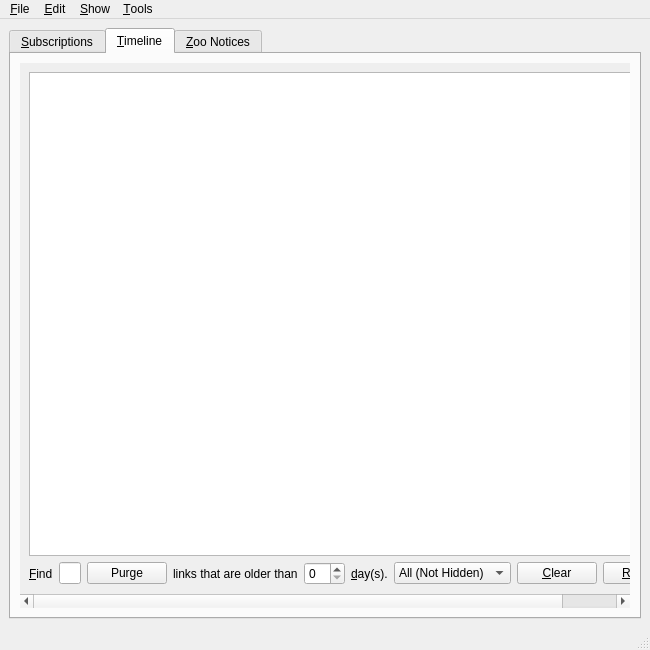
The window that branches/trunk/UI/spot-on-rss.ui (textbrowser/spot-on) describes before a commit, drawn with Qt 5.
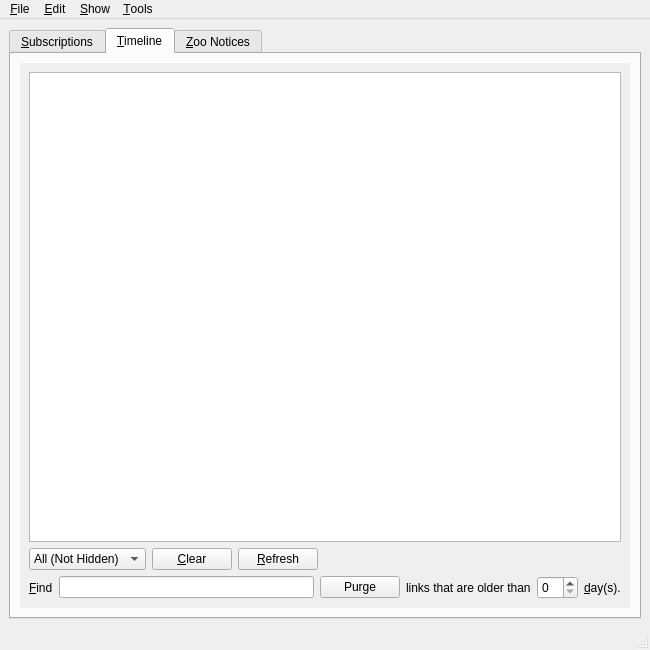
The same window after the commit. The open tabs and pages were chosen to show the change. Icons and pictures are not drawn. Custom widgets are drawn as their Qt base class.

Commit message: New orientation, new widget.

Diff of the .ui file:
```diff
--- a/branches/trunk/UI/spot-on-rss.ui
+++ b/branches/trunk/UI/spot-on-rss.ui
@@ -478,8 +478,8 @@
             <rect>
              <x>0</x>
              <y>0</y>
-             <width>814</width>
-             <height>160</height>
+             <width>610</width>
+             <height>527</height>
             </rect>
            </property>
            <layout class="QVBoxLayout" name="verticalLayout_6">
@@ -498,6 +498,87 @@
               </property>
              </widget>
             </item>
+            <item>
+             <layout class="QHBoxLayout" name="horizontalLayout_8">
+              <item>
+               <widget class="QComboBox" name="timeline_filter">
+                <property name="currentIndex">
+                 <number>0</number>
+                </property>
+                <property name="sizeAdjustPolicy">
+                 <enum>QComboBox::AdjustToContents</enum>
+                </property>
+                <item>
+                 <property name="text">
+                  <string>All (Not Hidden)</string>
+                 </property>
+                </item>
+                <item>
+                 <property name="text">
+                  <string>Failed Imports</string>
+                 </property>
+                </item>
+                <item>
+                 <property name="text">
+                  <string>Hidden</string>
+                 </property>
+                </item>
+                <item>
+                 <property name="text">
+                  <string>Imported</string>
+                 </property>
+                </item>
+                <item>
+                 <property name="text">
+                  <string>Indexed</string>
+                 </property>
+                </item>
+                <item>
+                 <property name="text">
+                  <string>Malformed</string>
+                 </property>
+                </item>
+                <item>
+                 <property name="text">
+                  <string>Not Imported</string>
+                 </property>
+                </item>
+                <item>
+                 <property name="text">
+                  <string>Not Indexed</string>
+                 </property>
+                </item>
+               </widget>
+              </item>
+              <item>
+               <widget class="QPushButton" name="clear">
+                <property name="text">
+                 <string>&amp;Clear</string>
+                </property>
+               </widget>
+              </item>
+              <item>
+               <widget class="QPushButton" name="refresh_timeline">
+                <property name="text">
+                 <string>&amp;Refresh</string>
+                </property>
+               </widget>
+              </item>
+              <item>
+               <spacer name="horizontalSpacer_6">
+                <property name="orientation">
+                 <enum>Qt::Horizontal</enum>
+                </property>
+                <property name="sizeHint" stdset="0">
+                 <size>
+                  <width>40</width>
+                  <height>20</height>
+                 </size>
+                </property>
+               </spacer>
+              </item>
+             </layout>
+            </item>
             <item>
              <layout class="QHBoxLayout" name="horizontalLayout_6">
               <item>
@@ -551,70 +632,6 @@
                 </property>
                </widget>
               </item>
-              <item>
-               <widget class="QComboBox" name="timeline_filter">
-                <property name="currentIndex">
-                 <number>0</number>
-                </property>
-                <property name="sizeAdjustPolicy">
-                 <enum>QComboBox::AdjustToContents</enum>
-                </property>
-                <item>
-                 <property name="text">
-                  <string>All (Not Hidden)</string>
-                 </property>
-                </item>
-                <item>
-                 <property name="text">
-                  <string>Failed Imports</string>
-                 </property>
-                </item>
-                <item>
-                 <property name="text">
-                  <string>Hidden</string>
-                 </property>
-                </item>
-                <item>
-                 <property name="text">
-                  <string>Imported</string>
-                 </property>
-                </item>
-                <item>
-                 <property name="text">
-                  <string>Indexed</string>
-                 </property>
-                </item>
-                <item>
-                 <property name="text">
-                  <string>Malformed</string>
-                 </property>
-                </item>
-                <item>
-                 <property name="text">
-                  <string>Not Imported</string>
-                 </property>
-                </item>
-                <item>
-                 <property name="text">
-                  <string>Not Indexed</string>
-                 </property>
-                </item>
-               </widget>
-              </item>
-              <item>
-               <widget class="QPushButton" name="clear">
-                <property name="text">
-                 <string>&amp;Clear</string>
-                </property>
-               </widget>
-              </item>
-              <item>
-               <widget class="QPushButton" name="refresh_timeline">
-                <property name="text">
-                 <string>&amp;Refresh</string>
-                </property>
-               </widget>
-              </item>
              </layout>
             </item>
            </layout>
```
Left out of the diff: 14 changed lines with no effect on the pictures.
